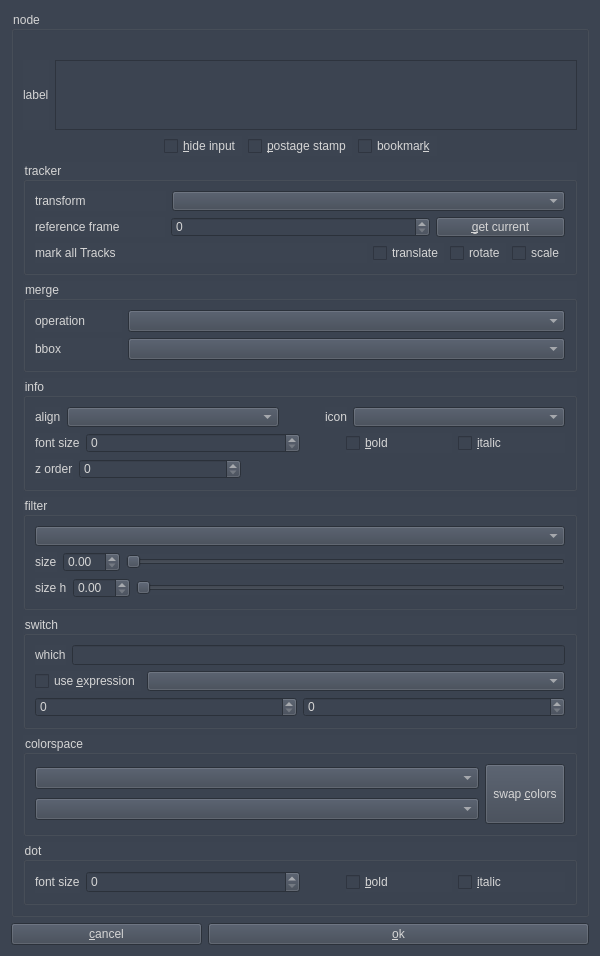
Old version of the form smartLabel.ui in the repository CequinaVFX/LabelCraft.
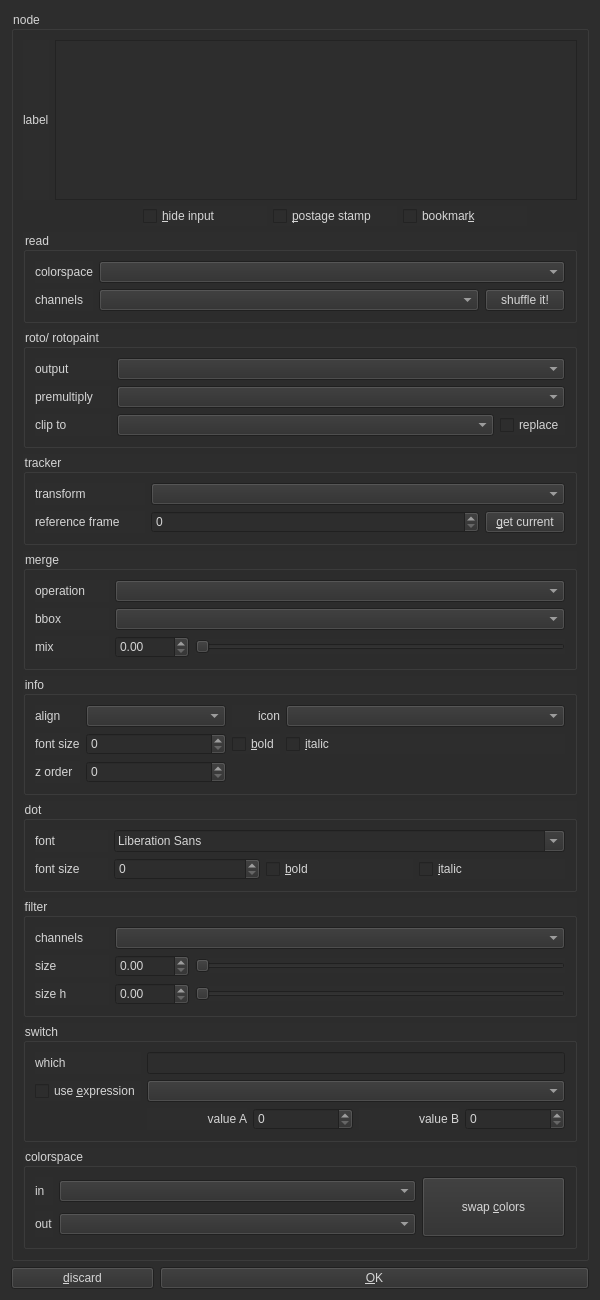
New version of the form.

The edit to the form file:
```diff
--- a/smartLabel.ui
+++ b/smartLabel.ui
@@ -7,7 +7,7 @@
     <x>0</x>
     <y>0</y>
     <width>600</width>
-    <height>956</height>
+    <height>1300</height>
    </rect>
   </property>
   <property name="minimumSize">
@@ -20,14 +20,14 @@
    <string>smartLabel 2.0</string>
   </property>
   <property name="styleSheet">
-   <string notr="true">background-color: rgb(60, 68, 81);
+   <string notr="true">background-color: rgb(45, 45, 45);
 color: rgb(213, 213, 213);
 font: 10pt &quot;MS Shell Dlg 2&quot;;
 disabled-color: rgb(50, 50, 50);</string>
   </property>
   <layout class="QVBoxLayout" name="verticalLayout_2">
    <item>
-    <layout class="QVBoxLayout" name="layV_window" stretch="1,0">
+    <layout class="QVBoxLayout" name="mainwindow_vertical_layout">
      <item>
       <widget class="QGroupBox" name="grp_Node">
        <property name="title">
@@ -35,10 +35,7 @@
        </property>
        <layout class="QVBoxLayout" name="verticalLayout">
         <item>
-         <layout class="QHBoxLayout" name="layH_Node1">
-          <property name="topMargin">
-           <number>20</number>
-          </property>
+         <layout class="QHBoxLayout" name="label_horizontal_layout">
           <item>
            <widget class="QLabel" name="lbl_NodeLabel">
             <property name="text">
@@ -60,21 +57,14 @@
          </layout>
         </item>
         <item>
-         <layout class="QHBoxLayout" name="layH_Node2">
-          <item>
-           <spacer name="spcH_Node1">
-            <property name="orientation">
-             <enum>Qt::Horizontal</enum>
-            </property>
-            <property name="sizeHint" stdset="0">
-             <size>
-              <width>40</width>
-              <height>20</height>
-             </size>
-            </property>
-           </spacer>
-          </item>
-          <item>
+         <layout class="QGridLayout" name="common_knobs_grid">
+          <property name="leftMargin">
+           <number>120</number>
+          </property>
+          <property name="rightMargin">
+           <number>50</number>
+          </property>
+          <item row="0" column="0">
            <widget class="QCheckBox" name="ckx_HideInput">
             <property name="toolTip">
              <string>use alt + h as shortcut</string>
@@ -84,7 +74,7 @@
             </property>
            </widget>
           </item>
-          <item>
+          <item row="0" column="1">
            <widget class="QCheckBox" name="ckx_PostageStamp">
             <property name="toolTip">
              <string>use alt + p as shortcut</string>
@@ -94,7 +84,7 @@
             </property>
            </widget>
           </item>
-          <item>
+          <item row="0" column="2">
            <widget class="QCheckBox" name="ckx_Bookmark">
             <property name="toolTip">
              <string>use alt + k as shortcut</string>
@@ -104,62 +94,133 @@
             </property>
            </widget>
           </item>
+         </layout>
+        </item>
           <item>
-           <spacer name="spcH_Node2">
-            <property name="orientation">
-             <enum>Qt::Horizontal</enum>
-            </property>
-            <property name="sizeHint" stdset="0">
-             <size>
-              <width>40</width>
-              <height>20</height>
-             </size>
-            </property>
-           </spacer>
-          </item>
-         </layout>
+         <widget class="QGroupBox" name="grp_Read">
+          <property name="title">
+           <string>read</string>
+          </property>
+          <layout class="QGridLayout" name="gridLayout_7" columnstretch="0,1,0">
+           <item row="1" column="0">
+            <widget class="QLabel" name="label">
+             <property name="text">
+              <string>channels</string>
+             </property>
+            </widget>
+           </item>
+           <item row="1" column="1">
+            <widget class="QComboBox" name="cbx_Channels"/>
+           </item>
+           <item row="1" column="2">
+            <widget class="QPushButton" name="btn_Shuffle">
+             <property name="text">
+              <string>shuffle it!</string>
+             </property>
+            </widget>
+           </item>
+           <item row="0" column="0">
+            <widget class="QLabel" name="lbl_ReadColorspace">
+             <property name="text">
+              <string>colorspace</string>
+             </property>
+            </widget>
+           </item>
+           <item row="0" column="1" colspan="2">
+            <widget class="QComboBox" name="cbx_Colorspace"/>
+           </item>
+          </layout>
+         </widget>
+        </item>
+        <item>
+         <widget class="QGroupBox" name="grp_Roto">
+          <property name="title">
+           <string>roto/ rotopaint</string>
+          </property>
+          <layout class="QGridLayout" name="gridLayout_9" columnstretch="1,5,0">
+           <item row="2" column="0">
+            <widget class="QLabel" name="lbl_Premult">
+             <property name="text">
+              <string>premultiply</string>
+             </property>
+             <property name="buddy">
+              <cstring>cbx_RotoPremult</cstring>
+             </property>
+            </widget>
+           </item>
+           <item row="1" column="0">
+            <widget class="QLabel" name="lbl_Output">
+             <property name="text">
+              <string>output</string>
+             </property>
+             <property name="buddy">
+              <cstring>cbx_RotoOutput</cstring>
+             </property>
+            </widget>
+           </item>
+           <item row="3" column="0">
+            <widget class="QLabel" name="lbl_Cliptype">
+             <property name="text">
+              <string>clip to</string>
+             </property>
+             <property name="buddy">
+              <cstring>cbx_RotoCliptype</cstring>
+             </property>
+            </widget>
+           </item>
+           <item row="3" column="1">
+            <widget class="QComboBox" name="cbx_RotoCliptype"/>
+           </item>
+           <item row="3" column="2">
+            <widget class="QCheckBox" name="ckx_RotoReplace">
+             <property name="text">
+              <string>replace</string>
+             </property>
+            </widget>
+           </item>
+           <item row="2" column="1" colspan="2">
+            <widget class="QComboBox" name="cbx_RotoPremult"/>
+           </item>
+           <item row="1" column="1" colspan="2">
+            <widget class="QComboBox" name="cbx_RotoOutput"/>
+           </item>
+          </layout>
+         </widget>
         </item>
         <item>
          <widget class="QGroupBox" name="grp_Tracker">
           <property name="title">
            <string>tracker</string>
           </property>
-          <layout class="QVBoxLayout" name="verticalLayout_3">
-           <item>
-            <layout class="QHBoxLayout" name="layH_TrackerA" stretch="1,3">
-             <item>
+          <layout class="QGridLayout" name="gridLayout" columnstretch="1,3,0">
+           <item row="0" column="0">
               <widget class="QLabel" name="lbl_TrackerTransform">
                <property name="text">
                 <string>transform</string>
                </property>
-              </widget>
-             </item>
-             <item>
-              <widget class="QComboBox" name="cbx_TrackerTransform">
-               <property name="toolTip">
-                <string>set new transform method</string>
+             <property name="buddy">
+              <cstring>cbx_TrackerTransform</cstring>
                </property>
               </widget>
              </item>
-            </layout>
-           </item>
-           <item>
-            <layout class="QHBoxLayout" name="layH_TrackerB" stretch="1,2,1">
-             <item>
+           <item row="2" column="0">
               <widget class="QLabel" name="lbl_TrackerRefFrame">
                <property name="text">
                 <string>reference frame</string>
                </property>
-              </widget>
-             </item>
-             <item>
+             <property name="buddy">
+              <cstring>spn_TrackerRefFrame</cstring>
+             </property>
+            </widget>
+           </item>
+           <item row="2" column="1">
               <widget class="QSpinBox" name="spn_TrackerRefFrame">
                <property name="toolTip">
                 <string>set new reference frame</string>
                </property>
               </widget>
              </item>
-             <item>
+           <item row="2" column="2">
               <widget class="QPushButton" name="btn_TrackerGetFrame">
                <property name="toolTip">
                 <string>get current frame from viewer
@@ -170,39 +231,12 @@
                </property>
               </widget>
              </item>
-            </layout>
-           </item>
-           <item>
-            <layout class="QHBoxLayout" name="layH_MarkTracks" stretch="1,0,0,0">
-             <item>
-              <widget class="QLabel" name="lbl_MarkTracks">
-               <property name="text">
-                <string>mark all Tracks</string>
-               </property>
-              </widget>
-             </item>
-             <item>
-              <widget class="QCheckBox" name="ckx_Translate">
-               <property name="text">
-                <string>translate</string>
-               </property>
-              </widget>
-             </item>
-             <item>
-              <widget class="QCheckBox" name="ckx_Rotate">
-               <property name="text">
-                <string>rotate</string>
-               </property>
-              </widget>
-             </item>
-             <item>
-              <widget class="QCheckBox" name="ckx_Scale">
-               <property name="text">
-                <string>scale</string>
-               </property>
-              </widget>
-             </item>
-            </layout>
+           <item row="0" column="1" colspan="2">
+            <widget class="QComboBox" name="cbx_TrackerTransform">
+             <property name="toolTip">
+              <string>set new transform method</string>
+             </property>
+            </widget>
            </item>
           </layout>
          </widget>
@@ -212,42 +246,73 @@
           <property name="title">
            <string>merge</string>
           </property>
-          <layout class="QVBoxLayout" name="verticalLayout_4">
-           <item>
-            <layout class="QHBoxLayout" name="layH_Merge1" stretch="1,5">
-             <item>
+          <layout class="QGridLayout" name="gridLayout_2" columnstretch="1,1,5">
+           <item row="2" column="1">
+            <widget class="QDoubleSpinBox" name="spn_Mix">
+             <property name="decimals">
+              <number>2</number>
+             </property>
+             <property name="maximum">
+              <double>1.000000000000000</double>
+             </property>
+             <property name="singleStep">
+              <double>0.010000000000000</double>
+             </property>
+            </widget>
+           </item>
+           <item row="2" column="2">
+            <widget class="QSlider" name="sld_Mix">
+             <property name="pageStep">
+              <number>1</number>
+             </property>
+             <property name="orientation">
+              <enum>Qt::Horizontal</enum>
+             </property>
+            </widget>
+           </item>
+           <item row="1" column="1" colspan="2">
+            <widget class="QComboBox" name="cbx_MergeBBox">
+             <property name="toolTip">
+              <string>set new Bbox for Merge, Channel Merge and Keymix</string>
+             </property>
+            </widget>
+           </item>
+           <item row="0" column="0">
               <widget class="QLabel" name="lbl_MergeOperation">
                <property name="text">
                 <string>operation</string>
                </property>
-              </widget>
-             </item>
-             <item>
-              <widget class="QComboBox" name="cbx_MergeOperation">
-               <property name="toolTip">
-                <string>set new operation for Merge and Channel Merge</string>
+             <property name="buddy">
+              <cstring>cbx_MergeOperation</cstring>
                </property>
               </widget>
              </item>
-            </layout>
-           </item>
-           <item>
-            <layout class="QHBoxLayout" name="layH_Merge2" stretch="1,5">
-             <item>
+           <item row="1" column="0">
               <widget class="QLabel" name="lbl_MergeBbox">
                <property name="text">
                 <string>bbox</string>
                </property>
-              </widget>
-             </item>
-             <item>
-              <widget class="QComboBox" name="cbx_MergeBBox">
+             <property name="buddy">
+              <cstring>cbx_MergeBBox</cstring>
+             </property>
+            </widget>
+           </item>
+           <item row="2" column="0">
+            <widget class="QLabel" name="lbl_Mix">
+             <property name="text">
+              <string>mix</string>
+             </property>
+             <property name="buddy">
+              <cstring>sld_Mix</cstring>
+             </property>
+            </widget>
+           </item>
+           <item row="0" column="1" colspan="2">
+            <widget class="QComboBox" name="cbx_MergeOperation">
                <property name="toolTip">
-                <string>set new Bbox for Merge, Channel Merge and Keymix</string>
-               </property>
-              </widget>
-             </item>
-            </layout>
+              <string>set new operation for Merge and Channel Merge</string>
+             </property>
+            </widget>
            </item>
           </layout>
          </widget>
@@ -257,82 +322,65 @@
           <property name="title">
            <string>info</string>
           </property>
-          <layout class="QVBoxLayout" name="verticalLayout_5">
-           <item>
-            <layout class="QHBoxLayout" name="layH_Info1" stretch="0,5,0,0,5">
-             <item>
+          <layout class="QGridLayout" name="gridLayout_4" columnstretch="0,1,0,2">
+           <item row="0" column="0">
               <widget class="QLabel" name="lbl_InfoAlign">
                <property name="text">
                 <string>align</string>
                </property>
-              </widget>
-             </item>
-             <item>
+             <property name="buddy">
+              <cstring>cbx_InfoAlign</cstring>
+             </property>
+            </widget>
+           </item>
+           <item row="0" column="1">
               <widget class="QComboBox" name="cbx_InfoAlign">
                <property name="toolTip">
                 <string>set alignment for Backdrop and StickyNote</string>
                </property>
               </widget>
              </item>
-             <item>
-              <spacer name="spcH_Info3">
-               <property name="orientation">
-                <enum>Qt::Horizontal</enum>
-               </property>
-               <property name="sizeHint" stdset="0">
-                <size>
-                 <width>40</width>
-                 <height>20</height>
-                </size>
-               </property>
-              </spacer>
-             </item>
-             <item>
+           <item row="0" column="2">
               <widget class="QLabel" name="lbl_InfoIcon">
+             <property name="layoutDirection">
+              <enum>Qt::LeftToRight</enum>
+             </property>
                <property name="text">
                 <string>icon</string>
                </property>
-              </widget>
-             </item>
-             <item>
+             <property name="alignment">
+              <set>Qt::AlignRight|Qt::AlignTrailing|Qt::AlignVCenter</set>
+             </property>
+             <property name="buddy">
+              <cstring>cbx_InfoIcon</cstring>
+             </property>
+            </widget>
+           </item>
+           <item row="0" column="3">
               <widget class="QComboBox" name="cbx_InfoIcon">
                <property name="toolTip">
                 <string>put an Icon at the beginning of the text</string>
                </property>
               </widget>
              </item>
-            </layout>
-           </item>
-           <item>
-            <layout class="QHBoxLayout" name="layH_Info2" stretch="0,2,0,1,1">
-             <item>
+           <item row="1" column="0">
               <widget class="QLabel" name="lbl_InfoFontSize">
                <property name="text">
                 <string>font size</string>
                </property>
-              </widget>
-             </item>
-             <item>
+             <property name="buddy">
+              <cstring>spn_InfoFontSize</cstring>
+             </property>
+            </widget>
+           </item>
+           <item row="1" column="1">
               <widget class="QSpinBox" name="spn_InfoFontSize">
                <property name="toolTip">
                 <string>set the font size to Backdrop and StickyNote</string>
                </property>
               </widget>
              </item>
-             <item>
-              <spacer name="spcH_Info2">
-               <property name="orientation">
-                <enum>Qt::Horizontal</enum>
-               </property>
-               <property name="sizeHint" stdset="0">
-                <size>
-                 <width>40</width>
-                 <height>20</height>
-                </size>
-               </property>
-              </spacer>
-             </item>
-             <item>
+           <item row="1" column="2" alignment="Qt::AlignRight">
               <widget class="QCheckBox" name="ckx_InfoBold">
                <property name="toolTip">
                 <string>set font as bold to Backdrop and StickyNote</string>
@@ -342,48 +390,88 @@
                </property>
               </widget>
              </item>
-             <item>
-              <widget class="QCheckBox" name="ckx_InfoItalic">
-               <property name="toolTip">
-                <string>set font as italic to Backdrop and StickyNote</string>
-               </property>
-               <property name="text">
-                <string>&amp;italic</string>
-               </property>
-              </widget>
-             </item>
-            </layout>
-           </item>
-           <item>
-            <layout class="QHBoxLayout" name="layH_Info3" stretch="0,1,2">
-             <item>
+           <item row="2" column="0">
               <widget class="QLabel" name="lbl_InfoZOrder">
                <property name="text">
                 <string>z order</string>
                </property>
-              </widget>
-             </item>
-             <item>
+             <property name="buddy">
+              <cstring>spn_InfoZOrder</cstring>
+             </property>
+            </widget>
+           </item>
+           <item row="2" column="1">
               <widget class="QSpinBox" name="spn_InfoZOrder">
                <property name="toolTip">
                 <string>set zOrder for Backdrop</string>
                </property>
               </widget>
              </item>
-             <item>
-              <spacer name="spcH_Info1">
-               <property name="orientation">
-                <enum>Qt::Horizontal</enum>
-               </property>
-               <property name="sizeHint" stdset="0">
-                <size>
-                 <width>40</width>
-                 <height>20</height>
-                </size>
-               </property>
-              </spacer>
-             </item>
-            </layout>
+           <item row="1" column="3">
+            <widget class="QCheckBox" name="ckx_InfoItalic">
+             <property name="toolTip">
+              <string>set font as italic to Backdrop and StickyNote</string>
+             </property>
+             <property name="text">
+              <string>&amp;italic</string>
+             </property>
+            </widget>
+           </item>
+          </layout>
+         </widget>
+        </item>
+        <item>
+         <widget class="QGroupBox" name="grp_Dot">
+          <property name="title">
+           <string>dot</string>
+          </property>
+          <layout class="QGridLayout" name="gridLayout_8" columnstretch="1,2,2,2">
+           <item row="1" column="0">
+            <widget class="QLabel" name="lbl_DotFontSize">
+             <property name="text">
+              <string>font size</string>
+             </property>
+             <property name="buddy">
+              <cstring>spn_DotFontSize</cstring>
+             </property>
+            </widget>
+           </item>
+           <item row="1" column="2">
+            <widget class="QCheckBox" name="ckx_DotBold">
+             <property name="toolTip">
+              <string>set font as bold to Dot</string>
+             </property>
+             <property name="text">
+              <string>&amp;bold</string>
+             </property>
+            </widget>
+           </item>
+           <item row="1" column="3">
+            <widget class="QCheckBox" name="ckx_DotItalic">
+             <property name="toolTip">
+              <string>set font as italic to Dot</string>
+             </property>
+             <property name="text">
+              <string>&amp;italic</string>
+             </property>
+            </widget>
+           </item>
+           <item row="1" column="1">
+            <widget class="QSpinBox" name="spn_DotFontSize">
+             <property name="toolTip">
+              <string>set the font size to Dot</string>
+             </property>
+            </widget>
+           </item>
+           <item row="0" column="0">
+            <widget class="QLabel" name="lbl_Font">
+             <property name="text">
+              <string>font</string>
+             </property>
+            </widget>
+           </item>
+           <item row="0" column="1" colspan="3">
+            <widget class="QFontComboBox" name="fnt_FontFace"/>
            </item>
           </layout>
          </widget>
@@ -393,32 +481,46 @@
           <property name="title">
            <string>filter</string>
           </property>
-          <layout class="QVBoxLayout" name="verticalLayout_6">
-           <item>
-            <widget class="QComboBox" name="cbx_FilterChannels">
+          <layout class="QGridLayout" name="gridLayout_3" columnstretch="1,1,5">
+           <item row="1" column="2">
+            <widget class="QSlider" name="sld_FilterSize">
              <property name="toolTip">
               <string>set channel for Filter nodes</string>
              </property>
+             <property name="orientation">
+              <enum>Qt::Horizontal</enum>
+             </property>
             </widget>
            </item>
-           <item>
-            <layout class="QHBoxLayout" name="layH_Filter1">
-             <item>
+           <item row="1" column="1">
+            <widget class="QDoubleSpinBox" name="spn_FilterSize">
+             <property name="toolTip">
+              <string>set filter size for Filter nodes</string>
+             </property>
+            </widget>
+           </item>
+           <item row="1" column="0">
               <widget class="QLabel" name="lbl_FilterSize">
                <property name="text">
                 <string>size</string>
                </property>
-              </widget>
-             </item>
-             <item>
-              <widget class="QDoubleSpinBox" name="spn_FilterSize">
-               <property name="toolTip">
-                <string>set filter size for Filter nodes</string>
-               </property>
-              </widget>
-             </item>
-             <item>
-              <widget class="QSlider" name="sld_FilterSize">
+             <property name="buddy">
+              <cstring>spn_FilterSize</cstring>
+             </property>
+            </widget>
+           </item>
+           <item row="0" column="0">
+            <widget class="QLabel" name="lbl_Channels">
+             <property name="text">
+              <string>channels</string>
+             </property>
+             <property name="buddy">
+              <cstring>cbx_FilterChannels</cstring>
+             </property>
+            </widget>
+           </item>
+           <item row="3" column="2">
+            <widget class="QSlider" name="sld_FilterSizeB">
                <property name="toolTip">
                 <string>set filter size for Filter nodes</string>
                </property>
@@ -427,35 +529,29 @@
                </property>
               </widget>
              </item>
-            </layout>
+           <item row="3" column="1">
+            <widget class="QDoubleSpinBox" name="spn_FilterSizeB">
+             <property name="toolTip">
+              <string>set filter size for Filter nodes</string>
+             </property>
+            </widget>
            </item>
-           <item>
-            <layout class="QHBoxLayout" name="horizontalLayout_2">
-             <item>
+           <item row="3" column="0">
               <widget class="QLabel" name="lbl_FilterSizeB">
                <property name="text">
                 <string>size h</string>
                </property>
-              </widget>
-             </item>
-             <item>
-              <widget class="QDoubleSpinBox" name="spn_FilterSizeB">
-               <property name="toolTip">
-                <string>set filter size for Filter nodes</string>
+             <property name="buddy">
+              <cstring>sld_FilterSizeB</cstring>
                </property>
               </widget>
              </item>
-             <item>
-              <widget class="QSlider" name="sld_FilterSizeB">
+           <item row="0" column="1" colspan="2">
+            <widget class="QComboBox" name="cbx_FilterChannels">
                <property name="toolTip">
-                <string>set filter size for Filter nodes</string>
-               </property>
-               <property name="orientation">
-                <enum>Qt::Horizontal</enum>
-               </property>
-              </widget>
-             </item>
-            </layout>
+              <string>set channel for Filter nodes</string>
+             </property>
+            </widget>
            </item>
           </layout>
          </widget>
@@ -465,28 +561,45 @@
           <property name="title">
            <string>switch</string>
           </property>
-          <layout class="QVBoxLayout" name="verticalLayout_7">
-           <item>
-            <layout class="QHBoxLayout" name="layH_Switch1">
-             <item>
+          <layout class="QGridLayout" name="gridLayout_6">
+           <item row="2" column="4">
+            <widget class="QSpinBox" name="spn_SwitchValueB">
+             <property name="toolTip">
+              <string>set second frame value for inrange expression</string>
+             </property>
+            </widget>
+           </item>
+           <item row="2" column="3">
+            <widget class="QLabel" name="lbl_ValueB">
+             <property name="text">
+              <string>value B</string>
+             </property>
+             <property name="alignment">
+              <set>Qt::AlignRight|Qt::AlignTrailing|Qt::AlignVCenter</set>
+             </property>
+             <property name="buddy">
+              <cstring>spn_SwitchValueB</cstring>
+             </property>
+            </widget>
+           </item>
+           <item row="2" column="2">
+            <widget class="QSpinBox" name="spn_SwitchValueA">
+             <property name="toolTip">
+              <string>set frame value for expressions</string>
+             </property>
+            </widget>
+           </item>
+           <item row="0" column="0">
               <widget class="QLabel" name="lbl_SwitchWhich">
                <property name="text">
                 <string>which</string>
                </property>
-              </widget>
-             </item>
-             <item>
-              <widget class="QLineEdit" name="edt_SwitchWhich">
-               <property name="toolTip">
-                <string>set input value for Switch and Dissolve</string>
+             <property name="buddy">
+              <cstring>edt_SwitchWhich</cstring>
                </property>
               </widget>
              </item>
-            </layout>
-           </item>
-           <item>
-            <layout class="QHBoxLayout" name="layH_Switch2" stretch="0,2">
-             <item>
+           <item row="1" column="0">
               <widget class="QCheckBox" name="ckx_SwitchExpression">
                <property name="toolTip">
                 <string>set an expression for Switch and Dissolve</string>
@@ -496,32 +609,32 @@
                </property>
               </widget>
              </item>
-             <item>
+           <item row="2" column="1">
+            <widget class="QLabel" name="lbl_ValueA">
+             <property name="text">
+              <string>value A</string>
+             </property>
+             <property name="alignment">
+              <set>Qt::AlignRight|Qt::AlignTrailing|Qt::AlignVCenter</set>
+             </property>
+             <property name="buddy">
+              <cstring>spn_SwitchValueA</cstring>
+             </property>
+            </widget>
+           </item>
+           <item row="1" column="1" colspan="4">
               <widget class="QComboBox" name="cbx_SwitchExpression">
                <property name="toolTip">
                 <string>choose an expression to Switch and Dissolve</string>
                </property>
               </widget>
              </item>
-            </layout>
-           </item>
-           <item>
-            <layout class="QHBoxLayout" name="layH_Switch3">
-             <item>
-              <widget class="QSpinBox" name="spn_SwitchValueA">
+           <item row="0" column="1" colspan="4">
+            <widget class="QLineEdit" name="edt_SwitchWhich">
                <property name="toolTip">
-                <string>set frame value for expressions</string>
-               </property>
-              </widget>
-             </item>
-             <item>
-              <widget class="QSpinBox" name="spn_SwitchValueB">
-               <property name="toolTip">
-                <string>set second frame value for inrange expression</string>
-               </property>
-              </widget>
-             </item>
-            </layout>
+              <string>set input value for Switch and Dissolve</string>
+             </property>
+            </widget>
            </item>
           </layout>
          </widget>
@@ -531,27 +644,15 @@
           <property name="title">
            <string>colorspace</string>
           </property>
-          <layout class="QHBoxLayout" name="horizontalLayout_8" stretch="2,0">
-           <item>
-            <layout class="QVBoxLayout" name="layV_Colorspace1">
-             <item>
-              <widget class="QComboBox" name="cbx_ColorValueA">
-               <property name="toolTip">
-                <string>set log2lin/ lin2log to Log2Lin
-set in colorspace for OCIOColorspace and Colorspace</string>
-               </property>
-              </widget>
-             </item>
-             <item>
+          <layout class="QGridLayout" name="gridLayout_5" columnstretch="0,5,2">
+           <item row="1" column="1">
               <widget class="QComboBox" name="cbx_ColorValueB">
                <property name="toolTip">
                 <string>set out colorspace for OCIOColorspace and Colorspace</string>
                </property>
               </widget>
              </item>
-            </layout>
-           </item>
-           <item>
+           <item row="0" column="2" rowspan="2">
             <widget class="QPushButton" name="btn_ColorspaceSwap">
              <property name="minimumSize">
               <size>
@@ -568,59 +669,24 @@
              </property>
             </widget>
            </item>
-          </layout>
-         </widget>
-        </item>
-        <item>
-         <widget class="QGroupBox" name="grp_Dot">
-          <property name="title">
-           <string>dot</string>
-          </property>
-          <layout class="QHBoxLayout" name="horizontalLayout_9" stretch="0,2,0,1,1">
-           <item>
-            <widget class="QLabel" name="lbl_DotFontSize">
-             <property name="text">
-              <string>font size</string>
-             </property>
-            </widget>
-           </item>
-           <item>
-            <widget class="QSpinBox" name="spn_DotFontSize">
+           <item row="0" column="1">
+            <widget class="QComboBox" name="cbx_ColorValueA">
              <property name="toolTip">
               <string>set the font size to Dot</string>
              </property>
             </widget>
            </item>
-           <item>
-            <spacer name="spcH_Dot1">
-             <property name="orientation">
-              <enum>Qt::Horizontal</enum>
-             </property>
-             <property name="sizeHint" stdset="0">
-              <size>
-               <width>40</width>
-               <height>20</height>
-              </size>
-             </property>
-            </spacer>
-           </item>
-           <item>
-            <widget class="QCheckBox" name="ckx_DotBold">
-             <property name="toolTip">
-              <string>set font as bold to Dot</string>
-             </property>
+           <item row="0" column="0">
+            <widget class="QLabel" name="lbl_ColorValueA">
              <property name="text">
-              <string>&amp;bold</string>
+              <string>in</string>
              </property>
             </widget>
            </item>
-           <item>
-            <widget class="QCheckBox" name="ckx_DotItalic">
-             <property name="toolTip">
-              <string>set font as italic to Dot</string>
-             </property>
+           <item row="1" column="0">
+            <widget class="QLabel" name="lbl_ColorValueB">
              <property name="text">
-              <string>&amp;italic</string>
+              <string>out</string>
              </property>
             </widget>
            </item>
@@ -631,17 +697,14 @@
       </widget>
      </item>
      <item>
-      <layout class="QHBoxLayout" name="layH_Buttons1" stretch="1,2">
+      <layout class="QHBoxLayout" name="footer_horizontal_layout" stretch="1,3">
        <item>
         <widget class="QPushButton" name="btn_cancel">
          <property name="toolTip">
           <string>cancel any changes done and close this window</string>
          </property>
          <property name="text">
-          <string>&amp;cancel</string>
-         </property>
-         <property name="shortcut">
-          <string>Esc</string>
+          <string>&amp;discard</string>
          </property>
         </widget>
        </item>
@@ -651,10 +714,7 @@
           <string>confirm your changes and close this window</string>
          </property>
          <property name="text">
-          <string>&amp;ok</string>
-         </property>
-         <property name="shortcut">
-          <string>Return</string>
+          <string>&amp;OK</string>
          </property>
         </widget>
        </item>
```
Left out of the diff: 67 changed lines with no effect on the pictures. Lines whose indentation alone changed are shown as unchanged.
